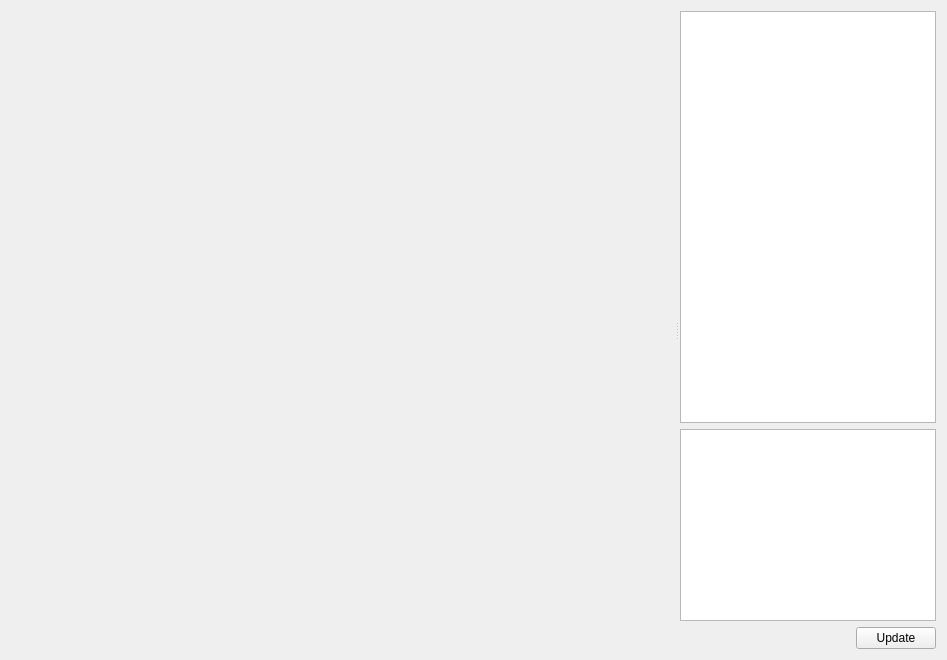
The window that cbr/kinetics/visual/PlotWidget.ui (TUM-CBR/pymol-plugins) describes before a commit, drawn with Qt 5.
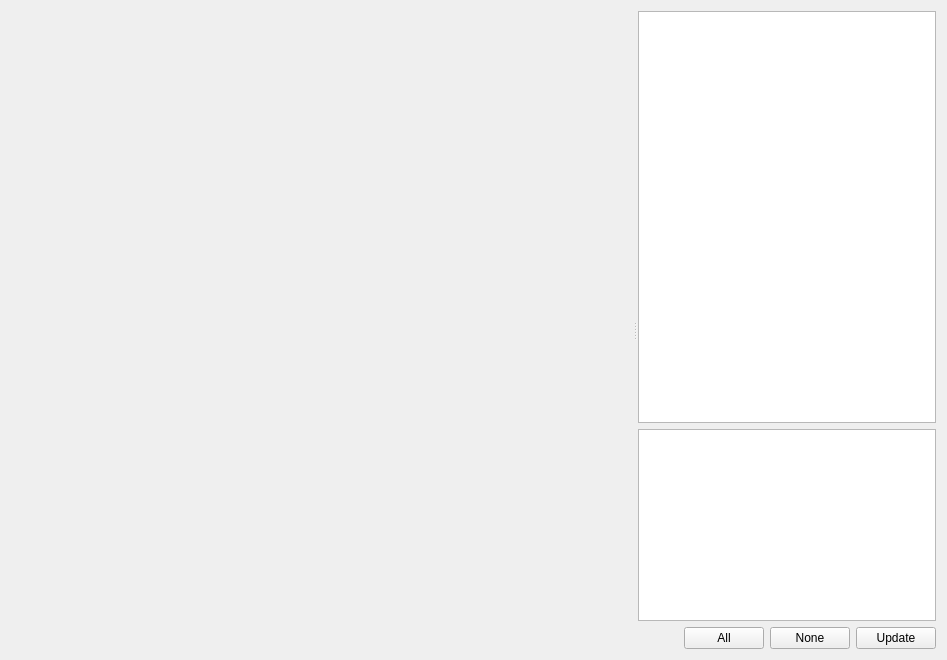
The same window after the commit.

```diff
--- a/cbr/kinetics/visual/PlotWidget.ui
+++ b/cbr/kinetics/visual/PlotWidget.ui
@@ -56,13 +56,33 @@
      </widget>
      <widget class="QWidget" name="controlsContainer" native="true">
       <layout class="QGridLayout" name="gridLayout" rowstretch="1,0,0">
-       <item row="2" column="1">
+       <item row="2" column="2">
+        <widget class="QPushButton" name="noneButton">
+         <property name="text">
+          <string>None</string>
+         </property>
+        </widget>
+       </item>
+       <item row="2" column="3">
         <widget class="QPushButton" name="updateButton">
          <property name="text">
           <string>Update</string>
          </property>
         </widget>
        </item>
+       <item row="1" column="0" colspan="4">
+        <widget class="QTableView" name="selectedSeriesTable"/>
+       </item>
+       <item row="0" column="0" colspan="4">
+        <widget class="QTableView" name="dataTable">
+         <property name="sizePolicy">
+          <sizepolicy hsizetype="Preferred" vsizetype="Preferred">
+           <horstretch>0</horstretch>
+           <verstretch>0</verstretch>
+          </sizepolicy>
+         </property>
+        </widget>
+       </item>
        <item row="2" column="0">
         <spacer name="horizontalSpacer">
          <property name="orientation">
@@ -76,16 +96,10 @@
          </property>
         </spacer>
        </item>
-       <item row="1" column="0" colspan="2">
-        <widget class="QTableView" name="selectedSeriesTable"/>
-       </item>
-       <item row="0" column="0" colspan="2">
-        <widget class="QTableView" name="dataTable">
-         <property name="sizePolicy">
-          <sizepolicy hsizetype="Preferred" vsizetype="Preferred">
-           <horstretch>0</horstretch>
-           <verstretch>0</verstretch>
-          </sizepolicy>
+       <item row="2" column="1">
+        <widget class="QPushButton" name="allButton">
+         <property name="text">
+          <string>All</string>
          </property>
         </widget>
        </item>
```
